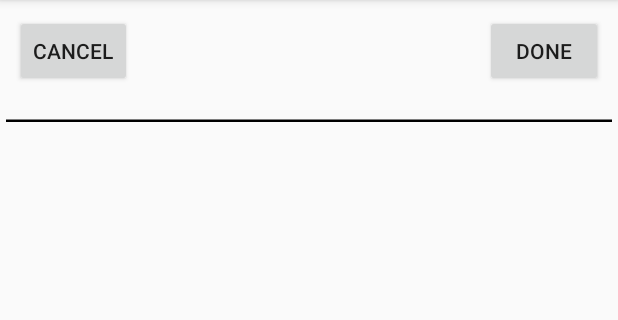
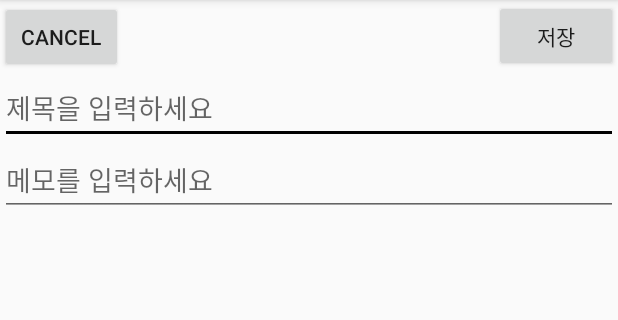
Before and after one commit to jhj0519/-note, an Android app: the screen it shows after launch (AddActivity), after a tap on "ADD", on a phone screen of 412 x 824 dp, the part 84-404 px from its top. Run offline under Robolectric (Android 15) with nearby library versions, the phone set to English and light mode, and no system bars.

Commit message:
MemoDbHelper.java 추가 SQLiteHelper.java 수정

```diff
--- a/app/build.gradle
+++ b/app/build.gradle
@@ -27,6 +27,7 @@ dependencies {
     implementation 'androidx.appcompat:appcompat:1.1.0'
     implementation 'androidx.constraintlayout:constraintlayout:1.1.3'
     implementation 'androidx.recyclerview:recyclerview:1.1.0'
+    implementation 'org.jetbrains:annotations-java5:15.0'
     testImplementation 'junit:junit:4.12'
     androidTestImplementation 'androidx.test.ext:junit:1.1.1'
     androidTestImplementation 'androidx.test.espresso:espresso-core:3.2.0'
--- a/app/src/main/AndroidManifest.xml
+++ b/app/src/main/AndroidManifest.xml
@@ -9,7 +9,7 @@
         android:roundIcon="@mipmap/ic_launcher_round"
         android:supportsRtl="true"
         android:theme="@style/AppTheme">
-        <activity android:name=".MainActivity"></activity>
+        <activity android:name=".MainActivity" />
         <activity android:name=".AddActivity" />
         <activity android:name=".Intro">
             <intent-filter>
--- a/app/src/main/java/com/example/evernote/AddActivity.java
+++ b/app/src/main/java/com/example/evernote/AddActivity.java
@@ -15,13 +15,14 @@ import java.util.Date;
 
 public class AddActivity extends AppCompatActivity {
 
-    EditText editText;
-    Button btnBack;
+    EditText titleText, memoText;
+    Button btnBack, btnSave;
+    Intent intent;
 
     @Override
     protected void onCreate(Bundle savedInstanceState) {
         super.onCreate(savedInstanceState);
-        setContentView(R.layout.activity_add);
+        setContentView(R.layout.activity_memo);
 
         Init();
         SetLestener();
@@ -30,39 +31,48 @@ public class AddActivity extends AppCompatActivity {
     public void  SetLestener(){
 
         //findViewById(R.id.btn_done).setOnClickListener(new View.OnClickListener() {
-        editText.setOnClickListener(new View.OnClickListener() {
+        titleText.setOnClickListener(new View.OnClickListener() {
                 public void onClick(View view){
-                String str = editText.getText().toString();
+                String title = titleText.getText().toString();
+                String memo = memoText.getText().toString();
 
-                if(str.length() > 0){
+                if(title.length() > 0||memo.length()>0){
                     Date data = new Date();
                     SimpleDateFormat sdf = new SimpleDateFormat("yyyy - MM - dd");
-                    String substr= sdf.format(data);
+                    String dayData= sdf.format(data);
 
-                    Intent intent = new Intent();
-                    intent.putExtra("main", str);
-                    intent.putExtra("sub",substr);
+                    intent = new Intent();
+                    intent.putExtra("title", title);
+                    intent.putExtra("text",memo);
                     setResult(RESULT_OK,intent);
 
                     finish();
+                    //makeMessege
 
-                    Toast.makeText(AddActivity.this, "day:" + substr, Toast.LENGTH_SHORT).show();
-
-                }
+                    }
             }
         });
 
         btnBack.setOnClickListener(new View.OnClickListener() {
             @Override
-            public void  onClick(View v){
-                Intent intent = new Intent(AddActivity.this,MainActivity.class);
+            public void onClick(View v){
+                intent = new Intent(AddActivity.this, MainActivity.class);
                 startActivityForResult(intent,0);
+            }
+        });
+
+        btnSave.setOnClickListener(new View.OnClickListener() {
+            @Override
+            public void onClick(View v) {
+                intent = new Intent(AddActivity.this,MainActivity.class);
             }
         });
 
     }
     private void Init(){
-        editText = findViewById(R.id.ediMemo);
-        btnBack = findViewById(R.id.btn_back);
+        titleText = findViewById(R.id.btn_memo_tatle);
+        memoText = findViewById(R.id.btn_memo_memo);
+        btnBack = findViewById(R.id.btn_cancel);
+        btnSave = findViewById(R.id.btn_save);
     }
 }
--- a/app/src/main/java/com/example/evernote/SQLiteHelper.java
+++ b/app/src/main/java/com/example/evernote/SQLiteHelper.java
@@ -27,6 +27,7 @@ public class SQLiteHelper {
         db = opener.getWritableDatabase();
     }
 
+
     private class OperHelper extends SQLiteOpenHelper{
 
         public OperHelper(@Nullable Context context, @Nullable String name, @Nullable SQLiteDatabase.CursorFactory factory, int version){
@@ -36,9 +37,8 @@ public class SQLiteHelper {
 
         public void onCreate(SQLiteDatabase db) {
             String create = "CREATE TABLE " + table1 + "("+
-                    "seq integer PRIMARY KEY AUTOINCREMENT, " + "maintext text," +
-                    "subtext text," + "indone integer)";
-                db.execSQL(create);
+                    "seq integer PRIMARY KEY AUTOINCREMENT, " + "titletext text, " +
+                    "text text )";
             db.execSQL(create);
         }
 
@@ -47,27 +47,17 @@ public class SQLiteHelper {
             db.execSQL("DROP TABLE IF EXISTS "+table1);
             onCreate(db);
         }
-//        @Override
-//        public void onCreate(SQLiteDatabase sqLiteDatabase){
-//            String create = "CREATE TABLE" + table1 + "("+
-//                    "seq integer PRIMARY KEY AUTOINCREMENT, " + "maintext," +
-//                    "subtext text," + "indone integer)";
-//            sqLiteDatabase.execSQL(create);
-//        }
-//
-//        public void  onUpgrade(SQLiteDatabase sqLiteDatabase, int i , int i1){
-//
-//        }
+    }
         public void insertMemo(Memo memo){
-            // INSERT INTO MemoTable VALUES(NULL, 'TITLE', 'TEXT',0); 쿼리문 원래 모양
-            String sql = "INSERT INTO " + table1 + "VALUES(NULL, '" + memo.title+"', '" + memo.text+"', " +memo.getIndone() + ");";
+            // INSERT INTO MemoTable VALUES(NULL, 'TITLE', 'TEXT'); 쿼리문 원래 모양
+            String sql = "INSERT INTO " + table1 + "VALUES(NULL, '" + memo.title+"', '" + memo.text + ");";
             db.execSQL(sql);
         }
 
         //MemoTable의 0번쨰 데이터를 삭제
         //DELETE FROM MemoTable WHERE seq = 0;
         public void  deleteMemo(int position){
-            String sql = "DELLTE FROM " + table1 + "WHERE seq = " +position + ";";
+            String sql = "DELETE FROM " + table1 + " WHERE seq = " + "0;";
             db.execSQL(sql);
         }
 
@@ -81,14 +71,15 @@ public class SQLiteHelper {
             results.moveToFirst();
 
             while (!results.isAfterLast()){
-                Memo memo = new Memo(results.getInt(0) ,results.getString(1),results.getString(2),results.getInt(3));
+                Memo memo = new Memo(results.getInt(0) ,results.getString(1),
+                        results.getString(2));
                 list.add(memo);
                 results.moveToNext();
             }
             results.close();
             return list;
 
-        }
+
     }
 
 
--- a/app/src/main/res/layout/activity_add.xml
+++ /dev/null
@@ -1,52 +0,0 @@
-<?xml version="1.0" encoding="utf-8"?>
-<RelativeLayout xmlns:android="http://schemas.android.com/apk/res/android"
-    xmlns:tools="http://schemas.android.com/tools"
-    android:layout_width="match_parent"
-    android:layout_height="match_parent"
-    tools:context=".AddActivity">
-    <LinearLayout
-        android:id="@+id/LinearText"
-        android:orientation="vertical"
-        android:layout_width="match_parent"
-        android:layout_height="wrap_content"
-        >
-    <LinearLayout
-        android:layout_width="match_parent"
-        android:layout_height="0dp"
-        android:padding="10dp"
-        android:id="@+id/memo"
-        android:layout_weight="20"
-        android:orientation="horizontal"
-        >
-        <Button
-            android:layout_width="0dp"
-            android:layout_height="wrap_content"
-            android:layout_weight="1"
-            android:id="@+id/btn_back"
-            android:text="cancel"
-            />
-       <TextView
-           android:layout_width="0dp"
-           android:layout_height="wrap_content"
-           android:layout_weight="3"
-           android:gravity="center"
- />
-        <Button
-            android:layout_width="0dp"
-            android:layout_height="wrap_content"
-            android:layout_weight="1"
-            android:id="@+id/btn_done"
-            android:text="done"/>
-    </LinearLayout>
-        <EditText
-            android:id="@+id/ediMemo"
-            android:layout_width="match_parent"
-            android:layout_height="20dp"
-            android:layout_centerVertical="true"
-            android:hint="메모를 입력하세요"
-            android:textColorHint="@color/kakiBlack"
-         />
-
-    </LinearLayout>
-
-</RelativeLayout>
--- /dev/null
+++ b/app/src/main/res/layout/activity_memo.xml
@@ -0,0 +1,59 @@
+<?xml version="1.0" encoding="utf-8"?>
+<RelativeLayout
+    xmlns:android="http://schemas.android.com/apk/res/android"
+    android:layout_width="match_parent"
+    android:layout_height="match_parent">
+
+    <LinearLayout
+        android:layout_width="match_parent"
+        android:layout_height="wrap_content"
+        android:orientation="vertical">
+
+        <LinearLayout
+            android:orientation="horizontal"
+            android:layout_width="match_parent"
+            android:layout_height="wrap_content">
+            <Button
+                android:id="@+id/btn_cancel"
+                android:layout_width="0dp"
+                android:layout_height="wrap_content"
+                android:text="cancel"
+                android:layout_weight="1"
+                />
+
+            <TextView
+                android:layout_width="0dp"
+                android:layout_height="wrap_content"
+                android:layout_weight="3"
+                />
+
+            <Button
+                android:id="@+id/btn_save"
+                android:layout_width="0dp"
+                android:layout_height="wrap_content"
+                android:text="저장"
+                android:layout_weight="1"
+                />
+        </LinearLayout>
+
+        <EditText
+            android:id="@+id/btn_memo_tatle"
+            android:layout_width="match_parent"
+            android:layout_height="wrap_content"
+            android:hint="제목을 입력하세요"
+            />
+        <ScrollView
+            android:layout_width="match_parent"
+            android:layout_height="match_parent"
+            >
+            <EditText
+                android:id="@+id/btn_memo_memo"
+                android:layout_width="match_parent"
+                android:layout_height="wrap_content"
+                android:hint="메모를 입력하세요"
+                />
+        </ScrollView>
+
+    </LinearLayout>
+
+</RelativeLayout>
```
Also changed, not shown: app/src/main/java/com/example/evernote/DBHelper.java (added, +26 -0 lines), app/src/main/java/com/example/evernote/MainActivity.java (+12 -17 lines), app/src/main/java/com/example/evernote/Memo.java (+2 -13 lines), app/src/main/java/com/example/evernote/MemoContract.java (added, +13 -0 lines), app/src/main/java/com/example/evernote/MemoDbHelper.java (added, +7 -0 lines), app/src/main/res/layout/list_item.xml (+11 -16 lines), app/src/main/res/layout/memo.xml (deleted, +0 -38 lines).
